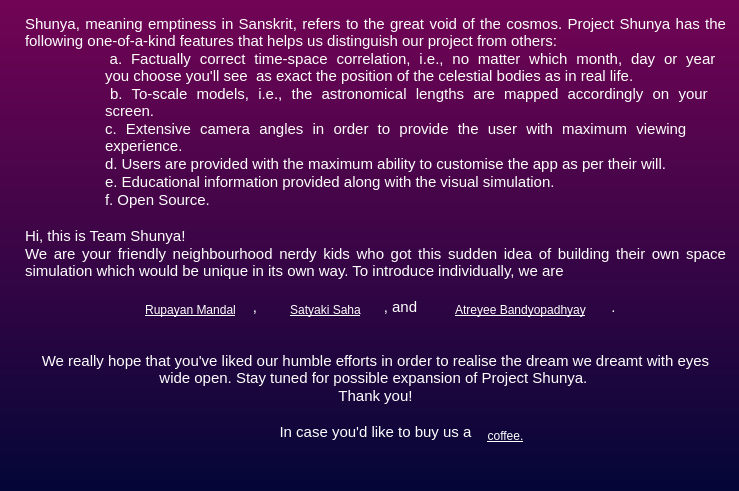
The window that New_Assets/dial_2.ui (CodeALPHA007/Shunya) describes before a commit, drawn with Qt 5.
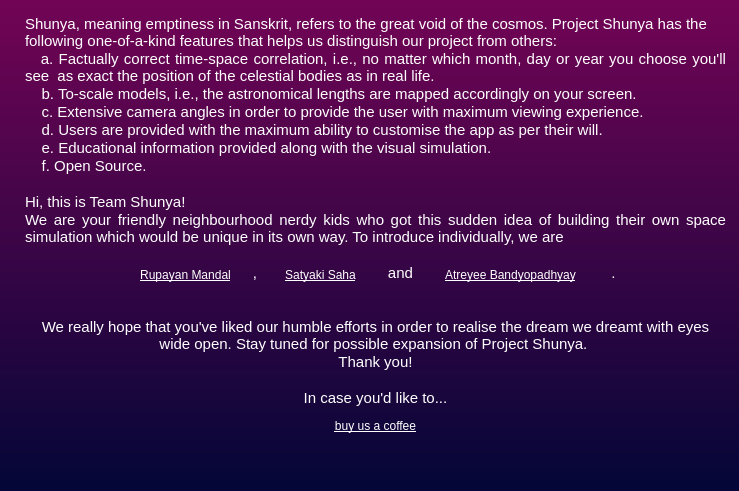
The same window after the commit.

```diff
--- a/New_Assets/dial_2.ui
+++ b/New_Assets/dial_2.ui
@@ -19,9 +19,9 @@
   <widget class="QPushButton" name="Coffee">
    <property name="geometry">
     <rect>
-     <x>480</x>
-     <y>420</y>
-     <width>51</width>
+     <x>310</x>
+     <y>410</y>
+     <width>131</width>
      <height>31</height>
     </rect>
    </property>
@@ -36,7 +36,7 @@
 border:none;</string>
    </property>
    <property name="text">
-    <string>coffee.</string>
+    <string>buy us a coffee</string>
    </property>
   </widget>
   <widget class="QTextBrowser" name="textBrowser">
@@ -57,33 +57,33 @@
 &lt;html&gt;&lt;head&gt;&lt;meta name=&quot;qrichtext&quot; content=&quot;1&quot; /&gt;&lt;style type=&quot;text/css&quot;&gt;
 p, li { white-space: pre-wrap; }
 &lt;/style&gt;&lt;/head&gt;&lt;body style=&quot; font-family:'MS Shell Dlg 2'; font-size:8.25pt; font-weight:400; font-style:normal;&quot;&gt;
-&lt;p align=&quot;justify&quot; style=&quot; margin-top:0px; margin-bottom:0px; margin-left:0px; margin-right:0px; -qt-block-indent:0; text-indent:0px;&quot;&gt;&lt;span style=&quot; font-size:11pt;&quot;&gt;Shunya, meaning emptiness in Sanskrit, refers to the great void of the cosmos. Project Shunya has the following one-of-a-kind features that helps us distinguish our project from others:&lt;/span&gt;&lt;/p&gt;
-&lt;p align=&quot;justify&quot; style=&quot; margin-top:0px; margin-bottom:0px; margin-left:0px; margin-right:0px; -qt-block-indent:0; text-indent:0px;&quot;&gt;&lt;span style=&quot; font-size:11pt;&quot;&gt; 	a. Factually correct time-space correlation, i.e., no matter which month, day or year 			you choose you'll see  as exact the position of the celestial bodies as in real life.&lt;/span&gt;&lt;/p&gt;
-&lt;p align=&quot;justify&quot; style=&quot; margin-top:0px; margin-bottom:0px; margin-left:0px; margin-right:0px; -qt-block-indent:0; text-indent:0px;&quot;&gt;&lt;span style=&quot; font-size:11pt;&quot;&gt; 	b. To-scale models, i.e., the astronomical lengths are mapped accordingly on your 			screen.&lt;/span&gt;&lt;/p&gt;
-&lt;p align=&quot;justify&quot; style=&quot; margin-top:0px; margin-bottom:0px; margin-left:0px; margin-right:0px; -qt-block-indent:0; text-indent:0px;&quot;&gt;&lt;span style=&quot; font-size:11pt;&quot;&gt;	c. Extensive camera angles in order to provide the user with maximum viewing 			experience.&lt;/span&gt;&lt;/p&gt;
-&lt;p align=&quot;justify&quot; style=&quot; margin-top:0px; margin-bottom:0px; margin-left:0px; margin-right:0px; -qt-block-indent:0; text-indent:0px;&quot;&gt;&lt;span style=&quot; font-size:11pt;&quot;&gt; 	d. Users are provided with the maximum ability to customise the app as per their will.&lt;/span&gt;&lt;/p&gt;
-&lt;p align=&quot;justify&quot; style=&quot; margin-top:0px; margin-bottom:0px; margin-left:0px; margin-right:0px; -qt-block-indent:0; text-indent:0px;&quot;&gt;&lt;span style=&quot; font-size:11pt;&quot;&gt; 	e. Educational information provided along with the visual simulation.&lt;/span&gt;&lt;/p&gt;
-&lt;p align=&quot;justify&quot; style=&quot; margin-top:0px; margin-bottom:0px; margin-left:0px; margin-right:0px; -qt-block-indent:0; text-indent:0px;&quot;&gt;&lt;span style=&quot; font-size:11pt;&quot;&gt;	f. Open Source.&lt;/span&gt;&lt;/p&gt;
+&lt;p style=&quot; margin-top:0px; margin-bottom:0px; margin-left:0px; margin-right:0px; -qt-block-indent:0; text-indent:0px;&quot;&gt;&lt;span style=&quot; font-size:11pt;&quot;&gt;Shunya, meaning emptiness in Sanskrit, refers to the great void of the cosmos. Project Shunya has the following one-of-a-kind features that helps us distinguish our project from others:&lt;/span&gt;&lt;/p&gt;
+&lt;p align=&quot;justify&quot; style=&quot; margin-top:0px; margin-bottom:0px; margin-left:0px; margin-right:0px; -qt-block-indent:0; text-indent:0px;&quot;&gt;&lt;span style=&quot; font-size:11pt;&quot;&gt;   a. Factually correct time-space correlation, i.e., no matter which month, day or year you choose you'll see  as exact the position of the celestial bodies as in real life.&lt;/span&gt;&lt;/p&gt;
+&lt;p align=&quot;justify&quot; style=&quot; margin-top:0px; margin-bottom:0px; margin-left:0px; margin-right:0px; -qt-block-indent:0; text-indent:0px;&quot;&gt;&lt;span style=&quot; font-size:11pt;&quot;&gt;    b. To-scale models, i.e., the astronomical lengths are mapped accordingly on your screen.&lt;/span&gt;&lt;/p&gt;
+&lt;p align=&quot;justify&quot; style=&quot; margin-top:0px; margin-bottom:0px; margin-left:0px; margin-right:0px; -qt-block-indent:0; text-indent:0px;&quot;&gt;&lt;span style=&quot; font-size:11pt;&quot;&gt;    c. Extensive camera angles in order to provide the user with maximum viewing experience.&lt;/span&gt;&lt;/p&gt;
+&lt;p align=&quot;justify&quot; style=&quot; margin-top:0px; margin-bottom:0px; margin-left:0px; margin-right:0px; -qt-block-indent:0; text-indent:0px;&quot;&gt;&lt;span style=&quot; font-size:11pt;&quot;&gt;    d. Users are provided with the maximum ability to customise the app as per their will.&lt;/span&gt;&lt;/p&gt;
+&lt;p align=&quot;justify&quot; style=&quot; margin-top:0px; margin-bottom:0px; margin-left:0px; margin-right:0px; -qt-block-indent:0; text-indent:0px;&quot;&gt;&lt;span style=&quot; font-size:11pt;&quot;&gt;    e. Educational information provided along with the visual simulation.&lt;/span&gt;&lt;/p&gt;
+&lt;p align=&quot;justify&quot; style=&quot; margin-top:0px; margin-bottom:0px; margin-left:0px; margin-right:0px; -qt-block-indent:0; text-indent:0px;&quot;&gt;&lt;span style=&quot; font-size:11pt;&quot;&gt;    f. Open Source.&lt;/span&gt;&lt;/p&gt;
 &lt;p align=&quot;justify&quot; style=&quot;-qt-paragraph-type:empty; margin-top:0px; margin-bottom:0px; margin-left:0px; margin-right:0px; -qt-block-indent:0; text-indent:0px; font-size:11pt;&quot;&gt;&lt;br /&gt;&lt;/p&gt;
 &lt;p align=&quot;justify&quot; style=&quot; margin-top:0px; margin-bottom:0px; margin-left:0px; margin-right:0px; -qt-block-indent:0; text-indent:0px;&quot;&gt;&lt;span style=&quot; font-size:11pt;&quot;&gt;Hi, this is Team Shunya!&lt;/span&gt;&lt;/p&gt;
 &lt;p align=&quot;justify&quot; style=&quot; margin-top:0px; margin-bottom:0px; margin-left:0px; margin-right:0px; -qt-block-indent:0; text-indent:0px;&quot;&gt;&lt;span style=&quot; font-size:11pt;&quot;&gt;We are your friendly neighbourhood nerdy kids who got this sudden idea of building their own space simulation which would be unique in its own way. To introduce individually, we are&lt;/span&gt;&lt;/p&gt;
 &lt;p align=&quot;justify&quot; style=&quot;-qt-paragraph-type:empty; margin-top:0px; margin-bottom:0px; margin-left:0px; margin-right:0px; -qt-block-indent:0; text-indent:0px; font-size:11pt;&quot;&gt;&lt;br /&gt;&lt;/p&gt;
-&lt;p align=&quot;center&quot; style=&quot; margin-top:0px; margin-bottom:0px; margin-left:0px; margin-right:0px; -qt-block-indent:0; text-indent:0px;&quot;&gt;&lt;span style=&quot; font-size:11pt;&quot;&gt; 	          , 	 	   , and  		      	. &lt;/span&gt;&lt;/p&gt;
+&lt;p align=&quot;center&quot; style=&quot; margin-top:0px; margin-bottom:0px; margin-left:0px; margin-right:0px; -qt-block-indent:0; text-indent:0px;&quot;&gt;&lt;span style=&quot; font-size:11pt;&quot;&gt; 	          , 	 	    and  		      	. &lt;/span&gt;&lt;/p&gt;
 &lt;p align=&quot;center&quot; style=&quot;-qt-paragraph-type:empty; margin-top:0px; margin-bottom:0px; margin-left:0px; margin-right:0px; -qt-block-indent:0; text-indent:0px; font-size:11pt;&quot;&gt;&lt;br /&gt;&lt;/p&gt;
 &lt;p align=&quot;center&quot; style=&quot;-qt-paragraph-type:empty; margin-top:0px; margin-bottom:0px; margin-left:0px; margin-right:0px; -qt-block-indent:0; text-indent:0px; font-size:11pt;&quot;&gt;&lt;br /&gt;&lt;/p&gt;
 &lt;p align=&quot;center&quot; style=&quot; margin-top:0px; margin-bottom:0px; margin-left:0px; margin-right:0px; -qt-block-indent:0; text-indent:0px;&quot;&gt;&lt;span style=&quot; font-size:11pt;&quot;&gt;We really hope that you've liked our humble efforts in order to realise the dream we dreamt with eyes wide open. Stay tuned for possible expansion of Project Shunya. &lt;/span&gt;&lt;/p&gt;
 &lt;p align=&quot;center&quot; style=&quot; margin-top:0px; margin-bottom:0px; margin-left:0px; margin-right:0px; -qt-block-indent:0; text-indent:0px;&quot;&gt;&lt;span style=&quot; font-size:11pt;&quot;&gt;Thank you!&lt;/span&gt;&lt;/p&gt;
 &lt;p align=&quot;center&quot; style=&quot;-qt-paragraph-type:empty; margin-top:0px; margin-bottom:0px; margin-left:0px; margin-right:0px; -qt-block-indent:0; text-indent:0px; font-size:11pt;&quot;&gt;&lt;br /&gt;&lt;/p&gt;
-&lt;p align=&quot;center&quot; style=&quot; margin-top:0px; margin-bottom:0px; margin-left:0px; margin-right:0px; -qt-block-indent:0; text-indent:0px;&quot;&gt;&lt;span style=&quot; font-size:11pt;&quot;&gt;In case you'd like to buy us a&lt;/span&gt;&lt;/p&gt;&lt;/body&gt;&lt;/html&gt;</string>
+&lt;p align=&quot;center&quot; style=&quot; margin-top:0px; margin-bottom:0px; margin-left:0px; margin-right:0px; -qt-block-indent:0; text-indent:0px;&quot;&gt;&lt;span style=&quot; font-size:11pt;&quot;&gt;In case you'd like to...&lt;/span&gt;&lt;/p&gt;&lt;/body&gt;&lt;/html&gt;</string>
    </property>
   </widget>
   <widget class="QLabel" name="RM">
    <property name="geometry">
     <rect>
-     <x>130</x>
-     <y>300</y>
-     <width>121</width>
-     <height>21</height>
+     <x>120</x>
+     <y>260</y>
+     <width>131</width>
+     <height>31</height>
     </rect>
    </property>
    <property name="styleSheet">
@@ -106,10 +106,10 @@
   <widget class="QLabel" name="SS">
    <property name="geometry">
     <rect>
-     <x>270</x>
-     <y>300</y>
-     <width>111</width>
-     <height>21</height>
+     <x>260</x>
+     <y>260</y>
+     <width>121</width>
+     <height>31</height>
     </rect>
    </property>
    <property name="styleSheet">
@@ -132,10 +132,10 @@
   <widget class="QLabel" name="AB">
    <property name="geometry">
     <rect>
-     <x>430</x>
-     <y>300</y>
+     <x>420</x>
+     <y>260</y>
      <width>181</width>
-     <height>21</height>
+     <height>31</height>
     </rect>
    </property>
    <property name="styleSheet">
```
